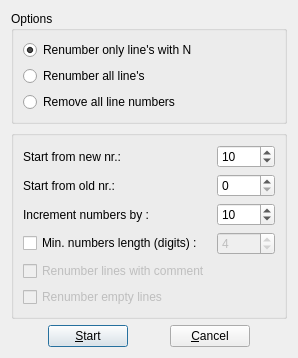
The window that src/renumberdialog.ui (GCodeProjects/GCodeWorkShop) describes before a commit, drawn with Qt 5.
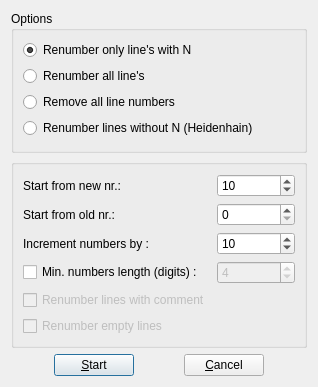
The same window after the commit. Icons and pictures are not drawn.

Patch:
```diff
--- a/src/renumberdialog.ui
+++ b/src/renumberdialog.ui
@@ -9,8 +9,8 @@
    <rect>
     <x>0</x>
     <y>0</y>
-    <width>298</width>
-    <height>324</height>
+    <width>318</width>
+    <height>387</height>
    </rect>
   </property>
   <property name="sizePolicy">
@@ -62,6 +62,13 @@
         </property>
        </widget>
       </item>
+      <item row="3" column="0">
+       <widget class="QRadioButton" name="mRenumHe">
+        <property name="text">
+         <string>Renumber lines without N (Heidenhain)</string>
+        </property>
+       </widget>
+      </item>
      </layout>
     </widget>
    </item>
@@ -81,7 +88,7 @@
       <item row="1" column="1">
        <widget class="QSpinBox" name="startAtInput">
         <property name="minimum">
-         <number>1</number>
+         <number>0</number>
         </property>
         <property name="maximum">
          <number>9999</number>
@@ -103,6 +110,9 @@
       </item>
       <item row="3" column="1">
        <widget class="QSpinBox" name="incInput">
+        <property name="minimum">
+         <number>1</number>
+        </property>
         <property name="maximum">
          <number>9999</number>
         </property>
```
Left out of the diff: 8 changed lines with no effect on the pictures.
